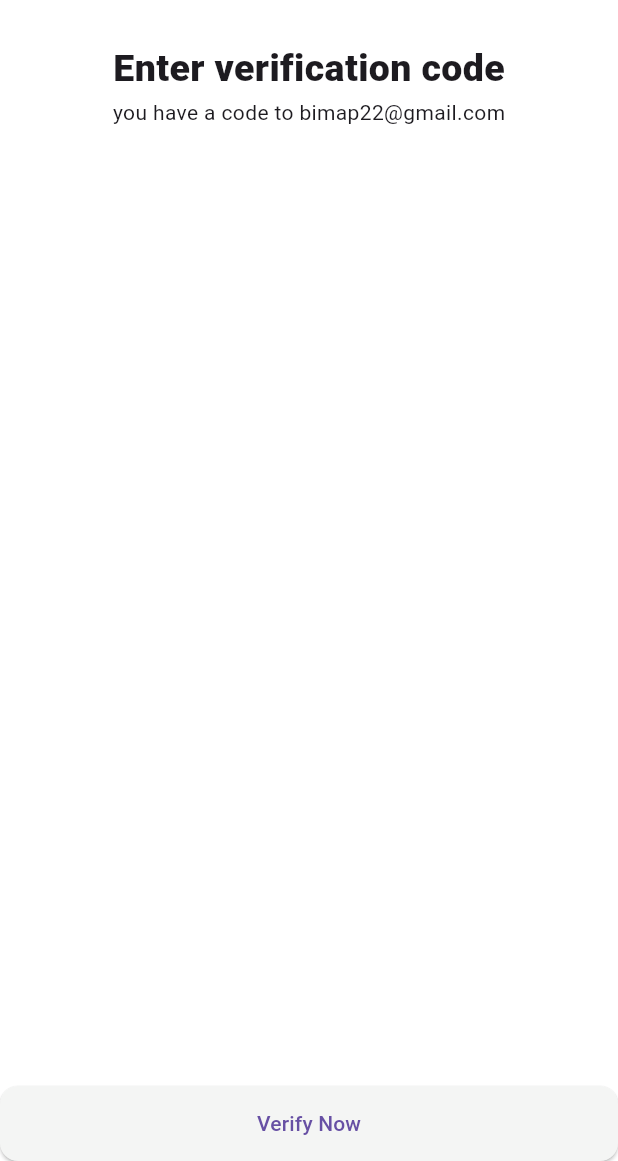
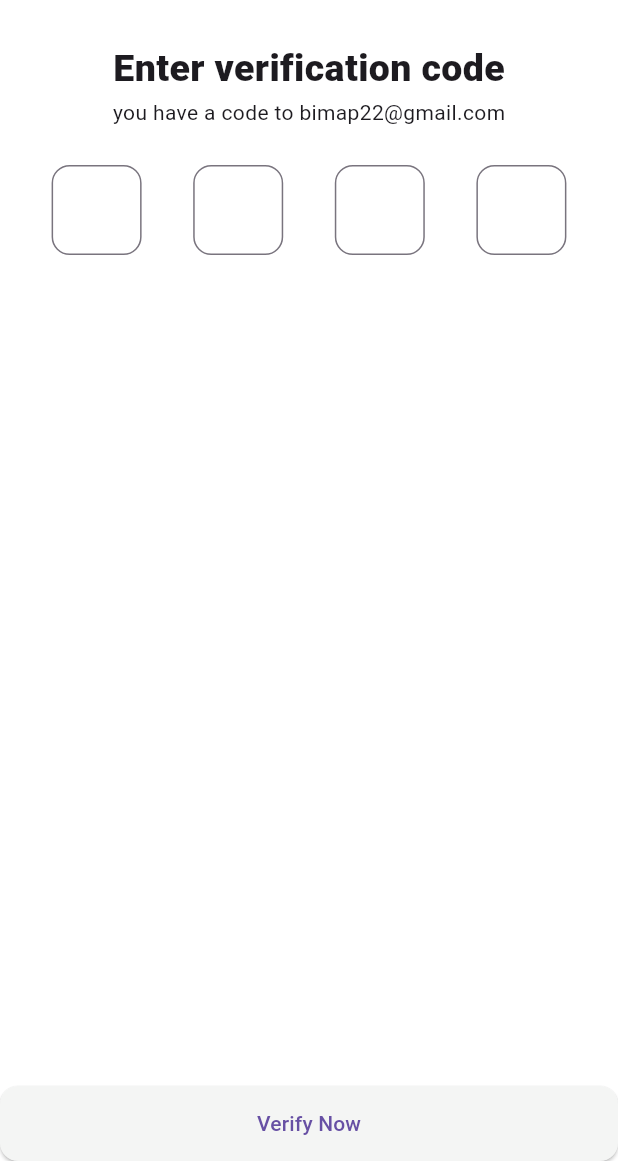
Before and after one commit to KALU56/friday_code_night, a Flutter app: the Verification screen opened directly, on a phone screen of 412 x 824 dp, the part 75-1236 px from its top. Run offline on Flutter 3.47's test engine with Material 3 defaults, Android fonts, the phone set to English and light mode, and no system bars; our stand-ins replace google_fonts.

Commit message:
feat:reset password squire

```diff
--- a/splash_and_onboarding/lib/screens/verification.dart
+++ b/splash_and_onboarding/lib/screens/verification.dart
@@ -51,7 +51,29 @@ class Verification extends StatelessWidget {
 
             ],
           ),
-          SizedBox(height: 45),
+          SizedBox(height: 25),
+         Row(
+            mainAxisAlignment: MainAxisAlignment.spaceEvenly,
+            children: List.generate(4, (index) {
+              return SizedBox(
+                width: 60,
+                height: 60,
+                child: TextField(
+                  textAlign: TextAlign.center,
+                  style: const TextStyle(fontSize: 24, fontWeight: FontWeight.bold),
+                  maxLength: 1,
+                  keyboardType: TextInputType.number,
+                  decoration: InputDecoration(
+                    counterText: '', // Removes the maxLength counter
+                    border: OutlineInputBorder(
+                      borderRadius: BorderRadius.circular(12),
+                      borderSide: const BorderSide(color: Colors.grey),
+                    ),
+                  ),
+                ),
+              );
+            }),
+          ),
 
                     const Spacer(),
                 ElevatedButton(
```
